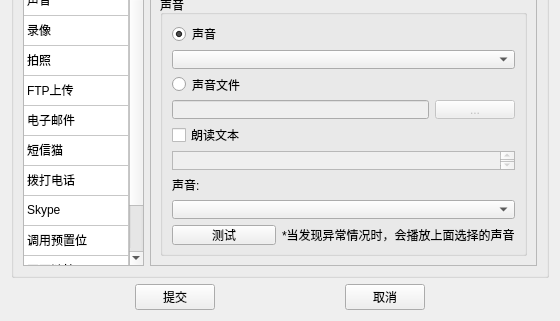
This is alarmtrapsettings.ui in yjdwbj/monitorview as Qt 5 draws it before an edit; both pictures show x 0 to 560 and y 345 to 666 of the 560 by 666 pixel window. The edited form follows.
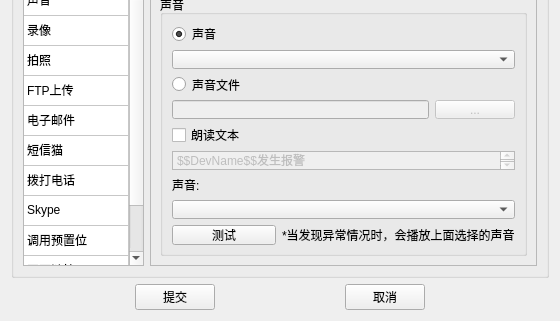
This is the edited form. The open tabs and pages were chosen to show the change.

```diff
--- a/alarmtrapsettings.ui
+++ b/alarmtrapsettings.ui
@@ -547,6 +547,16 @@
                <property name="enabled">
                 <bool>false</bool>
                </property>
+               <property name="html">
+                <string>&lt;!DOCTYPE HTML PUBLIC &quot;-//W3C//DTD HTML 4.0//EN&quot; &quot;http://www.w3.org/TR/REC-html40/strict.dtd&quot;&gt;
+&lt;html&gt;&lt;head&gt;&lt;meta name=&quot;qrichtext&quot; content=&quot;1&quot; /&gt;&lt;style type=&quot;text/css&quot;&gt;
+p, li { white-space: pre-wrap; }
+&lt;/style&gt;&lt;/head&gt;&lt;body style=&quot; font-family:'宋体'; font-size:9pt; font-weight:400; font-style:normal;&quot;&gt;
+&lt;p style=&quot; margin-top:0px; margin-bottom:0px; margin-left:0px; margin-right:0px; -qt-block-indent:0; text-indent:0px;&quot;&gt;$$DevName$$发生报警&lt;/p&gt;&lt;/body&gt;&lt;/html&gt;</string>
+               </property>
+               <property name="acceptRichText">
+                <bool>false</bool>
+               </property>
               </widget>
              </item>
              <item row="3" column="0" colspan="2">
```
Left out of the diff: 9 changed lines with no effect on the pictures.
